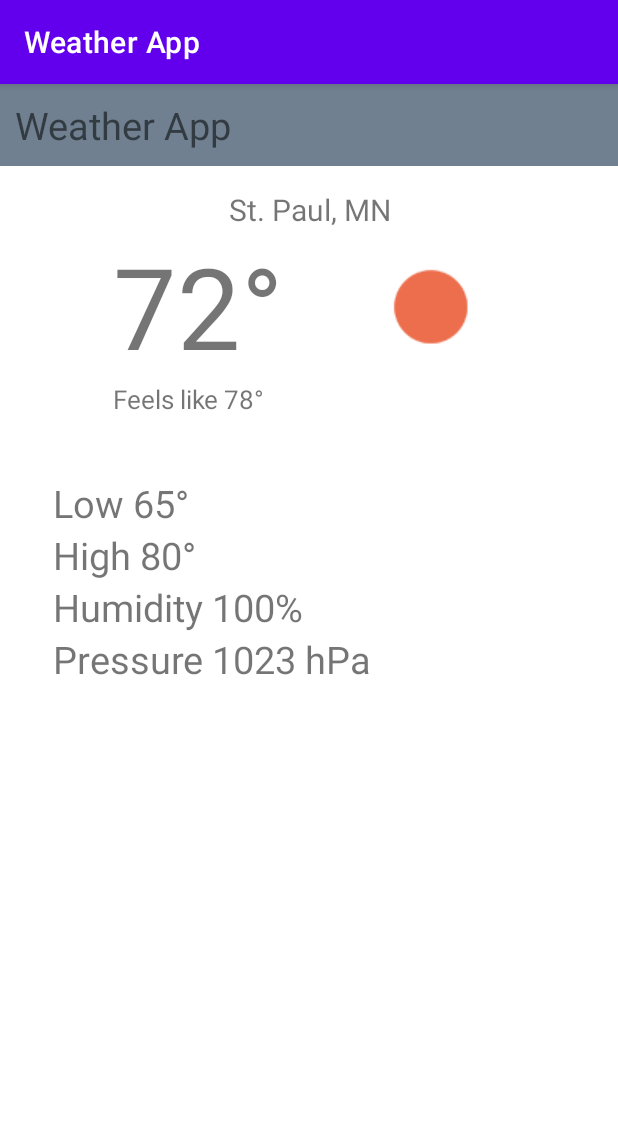
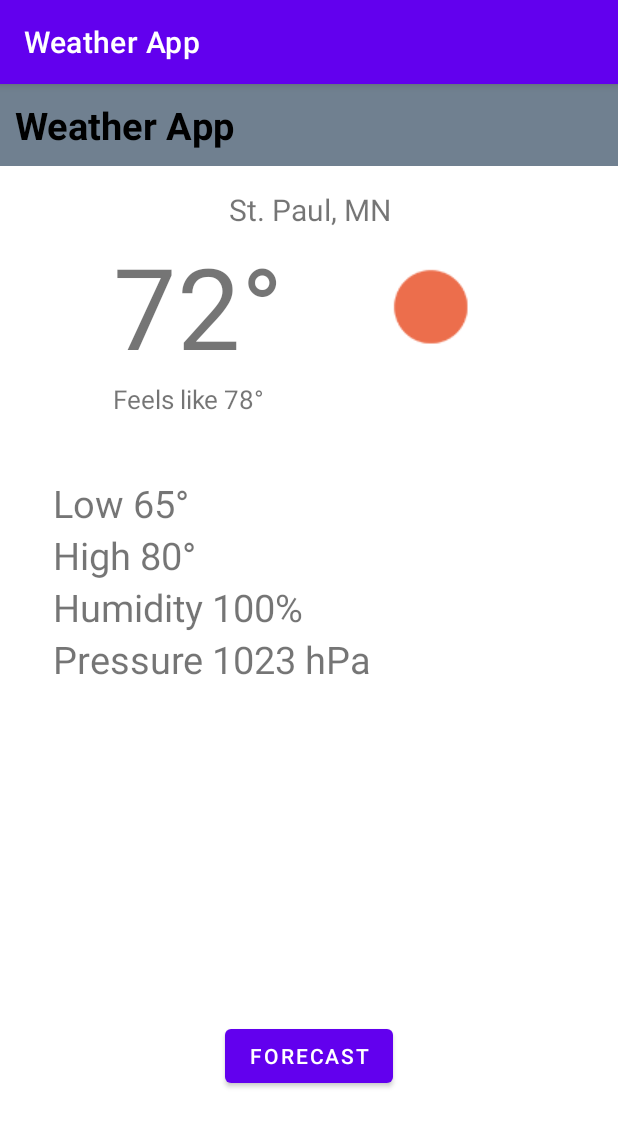
Before and after one commit to lAli-Yangl/WeatherApp, an Android app: the screen it shows after launch (MainActivity), on a phone screen of 412 x 824 dp. Shown: the top 1127 px of the screen. Run offline under Robolectric (Android 15) with nearby library versions, the phone set to English and light mode, and no system bars.

Commit message:
Assignment 3

```diff
--- /dev/null
+++ b/app/src/main/java/com/example/weatherapp/CurrentConditionsFragment.kt
@@ -0,0 +1,21 @@
+package com.example.weatherapp
+
+import android.os.Bundle
+import android.view.View
+import androidx.fragment.app.Fragment
+import androidx.navigation.fragment.findNavController
+import com.example.weatherapp.databinding.FragmentCurrentConditionsBinding
+
+class CurrentConditionsFragment : Fragment(R.layout.fragment_current_conditions) {
+
+    private lateinit var binding: FragmentCurrentConditionsBinding
+
+    override fun onViewCreated(view: View, savedInstanceState: Bundle?) {
+        super.onViewCreated(view, savedInstanceState)
+        binding = FragmentCurrentConditionsBinding.bind(view)
+        binding.forecastButton.setOnClickListener{
+            findNavController().navigate(R.id.action_currentConditionsFragment_to_forecastFragment)
+        }
+
+    }
+}
--- a/app/src/main/java/com/example/weatherapp/MainActivity.kt
+++ b/app/src/main/java/com/example/weatherapp/MainActivity.kt
@@ -2,10 +2,16 @@ package com.example.weatherapp
 
 import androidx.appcompat.app.AppCompatActivity
 import android.os.Bundle
+import android.util.Log
 
 class MainActivity : AppCompatActivity() {
     override fun onCreate(savedInstanceState: Bundle?) {
         super.onCreate(savedInstanceState)
+        Log.d(TAG, "onCreate() called")
         setContentView(R.layout.activity_main)
     }
+
+    companion object {
+        private const val TAG = "MainActivity"
+    }
 }
--- a/app/src/main/res/layout/activity_main.xml
+++ b/app/src/main/res/layout/activity_main.xml
@@ -7,103 +7,12 @@
     tools:context=".MainActivity"
     >
 
-    <TextView
-        android:id="@+id/app_name"
-        android:text="@string/app_name"
-        android:textSize="25dp"
-        app:layout_constraintStart_toStartOf="parent"
-        app:layout_constraintEnd_toEndOf="parent"
-        android:layout_width="0dp"
-        android:layout_height="wrap_content"
-        android:paddingLeft="10dp"
-        android:paddingTop="10dp"
-        android:paddingBottom="10dp"
-        android:background="@color/slategray"/>
-
-    <TextView
-        android:id="@+id/city_name"
-        android:layout_height="wrap_content"
-        android:layout_width="wrap_content"
-        android:text="@string/city_name"
-        android:textAlignment="center"
-        android:textSize="20sp"
-        app:layout_constraintStart_toStartOf="parent"
-        app:layout_constraintTop_toBottomOf="@id/app_name"
-        app:layout_constraintEnd_toEndOf="parent"
-        android:paddingTop="15dp" />
-
-    <TextView
-        android:id="@+id/current_temp"
-        android:layout_width="wrap_content"
-        android:layout_height="wrap_content"
-        android:text="@string/current_temp"
-        android:textSize="75sp"
-        app:layout_constraintTop_toBottomOf="@id/city_name"
-        app:layout_constraintStart_toStartOf="parent"
-        android:layout_marginStart="75dp"
-        />
-
-    <TextView
-        android:id="@+id/feels_like"
-        android:text="@string/feels_like"
-        android:textSize="17sp"
-        android:layout_width="wrap_content"
-        android:layout_height="wrap_content"
-        app:layout_constraintTop_toBottomOf="@id/current_temp"
-        app:layout_constraintStart_toStartOf="@id/current_temp"
-        />
-
-    <TextView
-        android:id="@+id/low"
-        android:text="@string/low"
-        android:textSize="25dp"
-        app:layout_constraintStart_toStartOf="parent"
-        android:layout_marginStart="35dp"
-        android:layout_width="wrap_content"
-        android:layout_height="wrap_content"
-        android:layout_marginTop="40dp"
-        app:layout_constraintTop_toBottomOf="@+id/feels_like"/>
-
-    <TextView
-        android:id="@+id/high"
-        android:text="@string/high"
-        android:textSize="25dp"
-        android:layout_width="wrap_content"
-        android:layout_height="wrap_content"
-        app:layout_constraintStart_toStartOf="@+id/low"
-        app:layout_constraintTop_toBottomOf="@id/low"
-        />
-
-    <TextView
-        android:id="@+id/Humidity"
-        android:text="@string/humidity"
-        android:textSize="25dp"
-        android:layout_width="wrap_content"
-        android:layout_height="wrap_content"
-        app:layout_constraintStart_toStartOf="@id/low"
-        app:layout_constraintTop_toBottomOf="@id/high"
-        />
-
-    <TextView
-        android:id="@+id/pressure"
-        android:text="@string/pressure"
-        android:textSize="25dp"
-        android:layout_width="wrap_content"
-        android:layout_height="wrap_content"
-        app:layout_constraintTop_toBottomOf="@+id/Humidity"
-        app:layout_constraintStart_toStartOf="@+id/low"
-        />
-
-    <ImageView
-        android:id="@+id/current_condition_icon"
-        android:layout_width="100dp"
-        android:layout_height="100dp"
-        android:src="@drawable/sun"
-        android:importantForAccessibility="no"
-        android:layout_marginEnd="75dp"
-        app:layout_constraintEnd_toEndOf="parent"
-        app:layout_constraintTop_toTopOf="@id/current_temp"
-        app:layout_constraintBottom_toBottomOf="@id/current_temp"
-        />
+    <androidx.fragment.app.FragmentContainerView
+        android:id="@+id/navContainer"
+        android:layout_width="match_parent"
+        android:layout_height="match_parent"
+        android:name="androidx.navigation.fragment.NavHostFragment"
+        app:defaultNavHost="true"
+        app:navGraph="@navigation/nav_graph"/>
 
 </androidx.constraintlayout.widget.ConstraintLayout>
--- /dev/null
+++ b/app/src/main/res/layout/fragment_current_conditions.xml
@@ -0,0 +1,112 @@
+<?xml version="1.0" encoding="utf-8"?>
+<androidx.constraintlayout.widget.ConstraintLayout xmlns:android="http://schemas.android.com/apk/res/android"
+    xmlns:app="http://schemas.android.com/apk/res-auto"
+    android:layout_width="match_parent"
+    android:layout_height="match_parent">
+
+    <TextView
+        android:id="@+id/app_name"
+        android:text="@string/app_name"
+        android:textSize="25sp"
+        android:textColor="@color/black"
+        android:textStyle="bold"
+        android:layout_width="0dp"
+        android:layout_height="wrap_content"
+        android:paddingLeft="10dp"
+        android:paddingTop="10dp"
+        android:paddingBottom="10dp"
+        android:background="@color/slategray"
+        app:layout_constraintStart_toStartOf="parent"
+        app:layout_constraintEnd_toEndOf="parent"/>
+
+    <TextView
+        android:id="@+id/city_name"
+        android:layout_height="wrap_content"
+        android:layout_width="wrap_content"
+        android:text="@string/city_name"
+        android:textAlignment="center"
+        android:textSize="20sp"
+        app:layout_constraintStart_toStartOf="parent"
+        app:layout_constraintTop_toBottomOf="@id/app_name"
+        app:layout_constraintEnd_toEndOf="parent"
+        android:paddingTop="15dp" />
+
+    <TextView
+        android:id="@+id/current_temp"
+        android:layout_width="wrap_content"
+        android:layout_height="wrap_content"
+        android:layout_marginStart="75dp"
+        android:text="@string/current_temp"
+        android:textSize="75sp"
+        app:layout_constraintStart_toStartOf="parent"
+        app:layout_constraintTop_toBottomOf="@id/city_name" />
+
+    <TextView
+        android:id="@+id/feels_like"
+        android:layout_width="wrap_content"
+        android:layout_height="wrap_content"
+        android:text="@string/feels_like"
+        android:textSize="17sp"
+        app:layout_constraintStart_toStartOf="@id/current_temp"
+        app:layout_constraintTop_toBottomOf="@id/current_temp" />
+
+    <TextView
+        android:id="@+id/low"
+        android:layout_width="wrap_content"
+        android:layout_height="wrap_content"
+        android:layout_marginStart="35dp"
+        android:layout_marginTop="40dp"
+        android:text="@string/low"
+        android:textSize="25sp"
+        app:layout_constraintStart_toStartOf="parent"
+        app:layout_constraintTop_toBottomOf="@+id/feels_like" />
+
+    <TextView
+        android:id="@+id/high"
+        android:layout_width="wrap_content"
+        android:layout_height="wrap_content"
+        android:text="@string/high"
+        android:textSize="25sp"
+        app:layout_constraintStart_toStartOf="@+id/low"
+        app:layout_constraintTop_toBottomOf="@id/low" />
+
+    <TextView
+        android:id="@+id/Humidity"
+        android:layout_width="wrap_content"
+        android:layout_height="wrap_content"
+        android:text="@string/humidity"
+        android:textSize="25sp"
+        app:layout_constraintStart_toStartOf="@id/low"
+        app:layout_constraintTop_toBottomOf="@id/high" />
+
+    <TextView
+        android:id="@+id/pressure"
+        android:layout_width="wrap_content"
+        android:layout_height="wrap_content"
+        android:text="@string/pressure"
+        android:textSize="25sp"
+        app:layout_constraintStart_toStartOf="@+id/low"
+        app:layout_constraintTop_toBottomOf="@+id/Humidity" />
+
+    <ImageView
+        android:id="@+id/current_condition_icon"
+        android:layout_width="100dp"
+        android:layout_height="100dp"
+        android:layout_marginEnd="75dp"
+        android:importantForAccessibility="no"
+        android:src="@drawable/sun"
+        app:layout_constraintBottom_toBottomOf="@id/current_temp"
+        app:layout_constraintEnd_toEndOf="parent"
+        app:layout_constraintTop_toTopOf="@id/current_temp" />
+
+    <Button
+        android:id="@+id/forecastButton"
+        android:text="@string/forecast"
+        android:layout_width="wrap_content"
+        android:layout_height="wrap_content"
+        android:layout_margin="96dp"
+        app:layout_constraintStart_toStartOf="parent"
+        app:layout_constraintEnd_toEndOf="parent"
+        app:layout_constraintBottom_toBottomOf="parent"/>
+
+</androidx.constraintlayout.widget.ConstraintLayout>
--- /dev/null
+++ b/app/src/main/res/navigation/nav_graph.xml
@@ -0,0 +1,25 @@
+<?xml version="1.0" encoding="utf-8"?>
+<navigation xmlns:android="http://schemas.android.com/apk/res/android"
+    xmlns:app="http://schemas.android.com/apk/res-auto"
+    android:id="@+id/nav_graph"
+    app:startDestination="@id/currentConditionsFragment">
+
+    <fragment
+        android:id="@+id/currentConditionsFragment"
+        android:name="com.example.weatherapp.CurrentConditionsFragment"
+        android:label="CurrentConditionsFragment" >
+        <action
+            android:id="@+id/action_currentConditionsFragment_to_forecastFragment"
+            app:destination="@id/forecastFragment" />
+    </fragment>
+
+    <fragment
+        android:id="@+id/forecastFragment"
+        android:name="com.example.weatherapp.ForecastFragment"
+        android:label="ForecastFragment">
+        <argument
+            android:name="forecast"
+            app:nullable="false"
+            app:argType="com.example.weatherapp.Forecast"/>
+    </fragment>
+</navigation>
--- a/app/src/main/res/values/strings.xml
+++ b/app/src/main/res/values/strings.xml
@@ -7,5 +7,6 @@
     <string name="high">High 80°</string>
     <string name="humidity">Humidity 100%</string>
     <string name="pressure">Pressure 1023 hPa</string>
+    <string name="forecast">Forecast</string>
 
 </resources>
```
Also changed, not shown: app/build.gradle (+19 -6 lines), app/src/main/java/com/example/weatherapp/DayForecast.kt (added, +47 -0 lines), app/src/main/java/com/example/weatherapp/Forecast.kt (added, +9 -0 lines), app/src/main/java/com/example/weatherapp/ForecastAdapter.kt (added, +58 -0 lines), app/src/main/java/com/example/weatherapp/ForecastFragment.kt (added, +62 -0 lines), app/src/main/java/com/example/weatherapp/ForecastTemp.kt (added, +26 -0 lines), app/src/main/res/layout/fragment_forecast.xml (added, +35 -0 lines), app/src/main/res/layout/view_forecast_item.xml (added, +80 -0 lines), build.gradle (+11 -0 lines).
